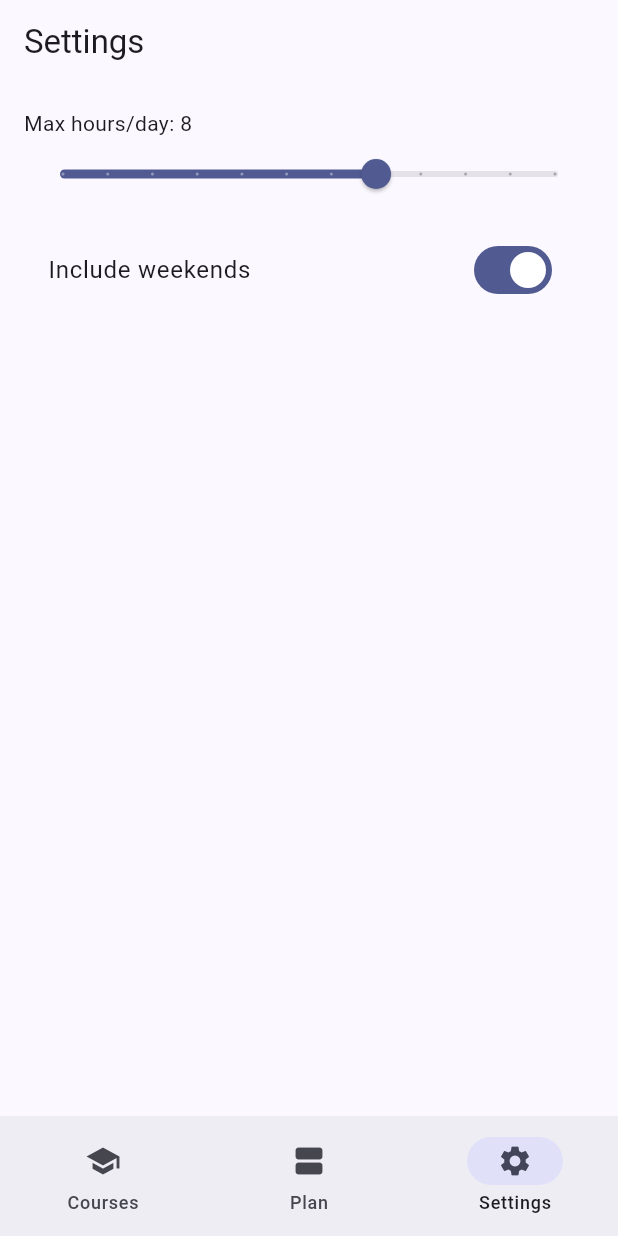
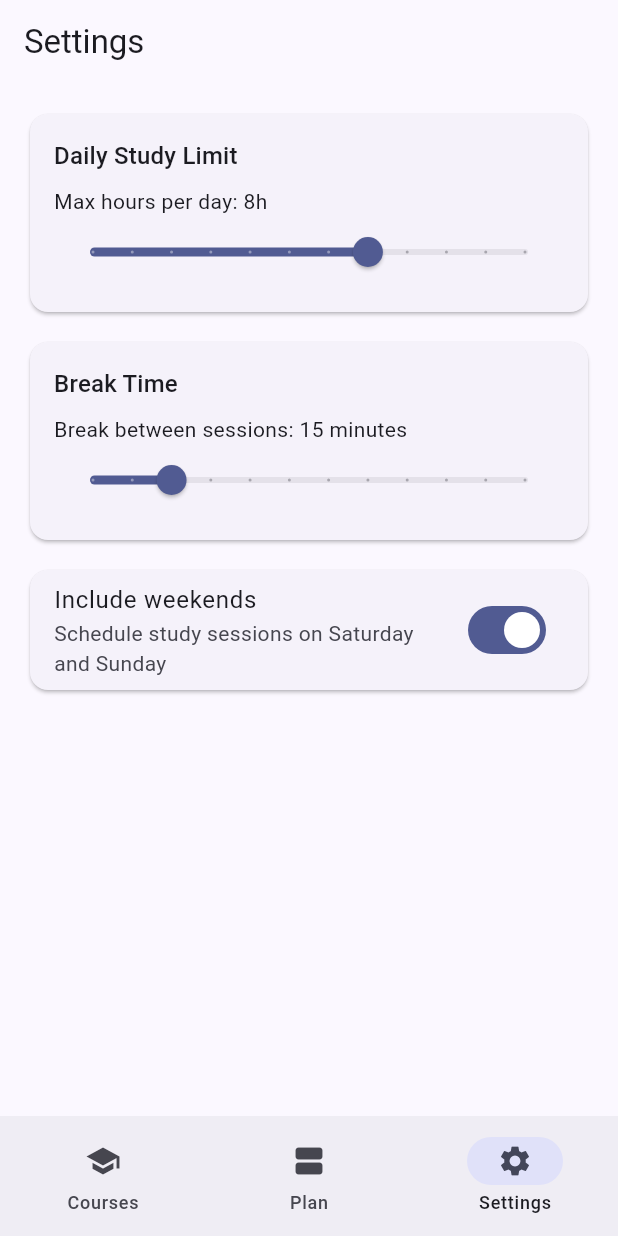
Before and after one commit to Mahdi-sr95/Threadwise-planner-Flutter, a Flutter app: the SettingsScreen screen opened by its route, on a phone screen of 412 x 824 dp. Run offline on Flutter 3.47's test engine with Material 3 defaults, Android fonts, the phone set to English and light mode, and no system bars; our stand-ins replace go_router.

Commit message:
Fix Round-Robin algorithm: 2-hour sessions with break time control and proper strategy handling

```diff
--- a/lib/screens/settings_screen.dart
+++ b/lib/screens/settings_screen.dart
@@ -2,6 +2,8 @@ import 'package:flutter/material.dart';
 import 'package:provider/provider.dart';
 import '../state/settings_provider.dart';
 
+/// Settings screen for configuring study preferences
+/// Allows customization of daily hours, break time, and weekend inclusion
 class SettingsScreen extends StatelessWidget {
   const SettingsScreen({super.key});
 
@@ -16,19 +18,70 @@ class SettingsScreen extends StatelessWidget {
         child: ListView(
           padding: const EdgeInsets.all(16),
           children: [
-            Text('Max hours/day: ${s.maxHoursPerDay.toStringAsFixed(0)}'),
+            // Daily study hours limit
+            Card(
+              child: Padding(
+                padding: const EdgeInsets.all(16),
+                child: Column(
+                  crossAxisAlignment: CrossAxisAlignment.start,
+                  children: [
+                    Text(
+                      'Daily Study Limit',
+                      style: Theme.of(context).textTheme.titleMedium,
+                    ),
+                    const SizedBox(height: 8),
+                    Text('Max hours per day: ${s.maxHoursPerDay.toStringAsFixed(0)}h'),
                     Slider(
                       value: s.maxHoursPerDay,
                       min: 1,
                       max: 12,
                       divisions: 11,
+                      label: '${s.maxHoursPerDay.toInt()}h',
                       onChanged: (v) => prov.update(s.copyWith(maxHoursPerDay: v)),
                     ),
+                  ],
+                ),
+              ),
+            ),
+
             const SizedBox(height: 12),
-            SwitchListTile(
+
+            // Break time between study sessions
+            Card(
+              child: Padding(
+                padding: const EdgeInsets.all(16),
+                child: Column(
+                  crossAxisAlignment: CrossAxisAlignment.start,
+                  children: [
+                    Text(
+                      'Break Time',
+                      style: Theme.of(context).textTheme.titleMedium,
+                    ),
+                    const SizedBox(height: 8),
+                    Text('Break between sessions: ${s.breakMinutes} minutes'),
+                    Slider(
+                      value: s.breakMinutes.toDouble(),
+                      min: 5,
+                      max: 60,
+                      divisions: 11,
+                      label: '${s.breakMinutes}min',
+                      onChanged: (v) => prov.update(s.copyWith(breakMinutes: v.toInt())),
+                    ),
+                  ],
+                ),
+              ),
+            ),
+
+            const SizedBox(height: 12),
+
+            // Weekend inclusion toggle
+            Card(
+              child: SwitchListTile(
                 value: s.includeWeekends,
                 onChanged: (v) => prov.update(s.copyWith(includeWeekends: v)),
                 title: const Text('Include weekends'),
+                subtitle: const Text('Schedule study sessions on Saturday and Sunday'),
+              ),
             ),
           ],
         ),
--- a/lib/state/settings_provider.dart
+++ b/lib/state/settings_provider.dart
@@ -1,5 +1,7 @@
 import 'package:flutter/foundation.dart';
 
+/// Model for user study preferences and constraints
+/// Controls daily limits, break times, and weekend inclusion
 class AppSettings {
   final double maxHoursPerDay;
   final int breakMinutes;
@@ -24,10 +26,11 @@ class AppSettings {
   }
 }
 
+/// Provider managing user settings state
 class SettingsProvider extends ChangeNotifier {
   AppSettings _settings = const AppSettings(
     maxHoursPerDay: 8,
-    breakMinutes: 30,
+    breakMinutes: 15,
     includeWeekends: true,
   );
 
```
Also changed, not shown: lib/models/enums.dart (+16 -0 lines), lib/screens/add_course_screen.dart (+14 -8 lines), lib/screens/courses_screen.dart (+43 -4 lines), lib/state/plan_provider.dart (+174 -277 lines). Lines whose indentation alone changed are shown as unchanged.
